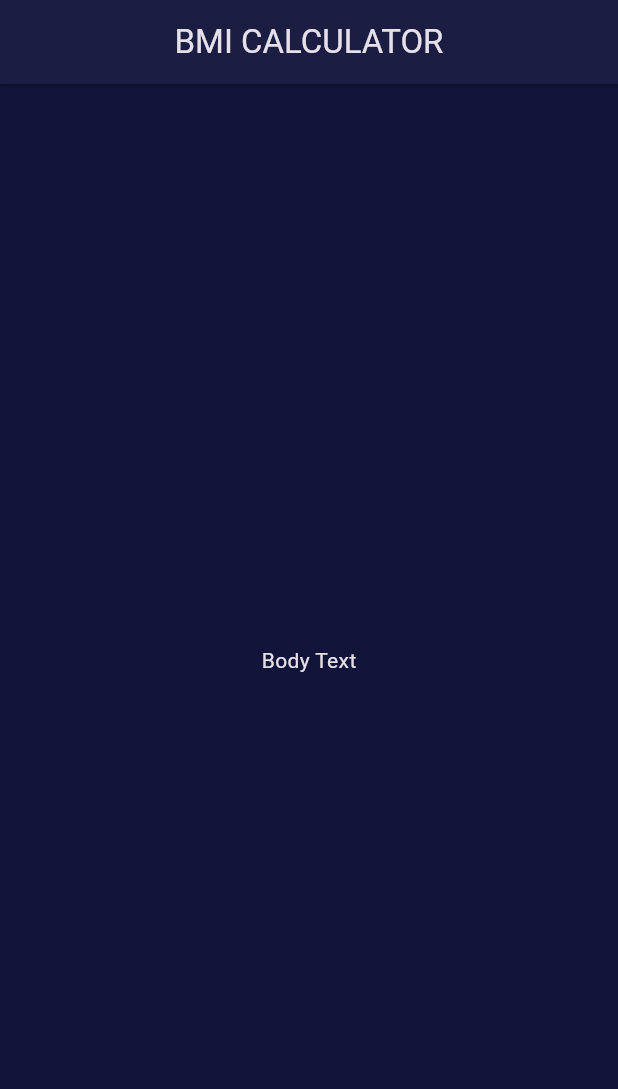
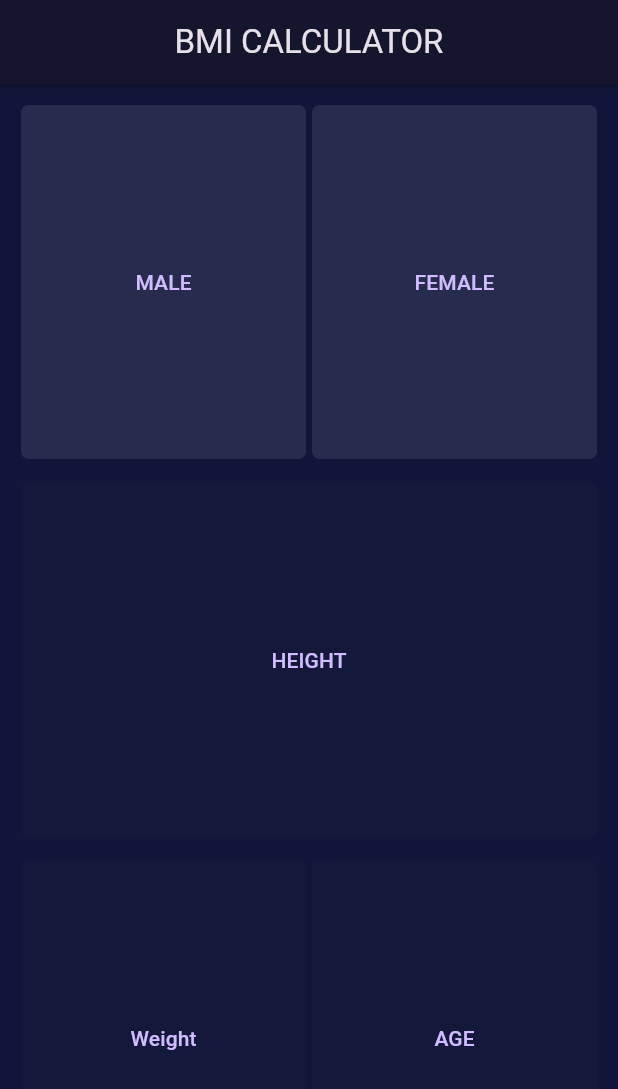
Before and after one commit to sydmasina/bmi-calculator-flutter, a Flutter app: the screen it shows after launch, on a phone screen of 412 x 824 dp. Shown: the top 1089 px of the screen. Run offline on Flutter 3.47's test engine with Material 3 defaults, Android fonts, the phone set to English and light mode, and no system bars.

```diff
--- /dev/null
+++ b/lib/enums/input_page_enums.dart
@@ -0,0 +1 @@
+library input_page_enums;
--- a/lib/input_page.dart
+++ b/lib/input_page.dart
@@ -0,0 +1,181 @@
+import 'package:flutter/material.dart';
+import 'package:my_bmi_calc/types/input_page_types.dart';
+import 'enums/input_page_enums.dart';
+
+class InputPage extends StatefulWidget {
+  @override
+  _InputPageState createState() => _InputPageState();
+}
+
+class _InputPageState extends State<InputPage> {
+  Color secondaryCardColor = Color(0xFF272B4E);
+  Color primaryCardColor = Color(0xFF14193B);
+  final genders = Genders();
+
+  @override
+  Widget build(BuildContext context) {
+    return Scaffold(
+      appBar: AppBar(
+        title: Text(
+          'BMI CALCULATOR',
+          // style: TextStyle(color: Colors.white),
+        ),
+        centerTitle: true,
+        // backgroundColor: HexColor('#11173A'),
+      ),
+      body: Padding(
+        padding: const EdgeInsets.all(12),
+        child: Column(
+          children: [
+            Expanded(
+              child: Row(
+                crossAxisAlignment: CrossAxisAlignment.stretch,
+                children: [
+                  Expanded(
+                    child: ReusableCard(
+                      backgroundColor: secondaryCardColor,
+                      cardTitle: genders.male,
+                    ),
+                  ),
+                  Expanded(
+                    child: ReusableCard(
+                      backgroundColor: secondaryCardColor,
+                      cardTitle: genders.female,
+                    ),
+                  ),
+                ],
+              ),
+            ),
+            SizedBox(
+              height: 12,
+            ),
+            Expanded(
+              child: Row(
+                crossAxisAlignment: CrossAxisAlignment.stretch,
+                children: [
+                  Expanded(
+                    child: ReusableCard(
+                      cardTitle: 'HEIGHT',
+                      backgroundColor: primaryCardColor,
+                    ),
+                  ),
+                ],
+              ),
+            ),
+            SizedBox(
+              height: 12,
+            ),
+            Expanded(
+              child: Row(
+                crossAxisAlignment: CrossAxisAlignment.stretch,
+                children: [
+                  Expanded(
+                    child: ReusableCard(
+                      cardTitle: 'Weight',
+                      backgroundColor: primaryCardColor,
+                    ),
+                  ),
+                  Expanded(
+                    child: ReusableCard(
+                      cardTitle: 'AGE',
+                      backgroundColor: primaryCardColor,
+                    ),
+                  ),
+                ],
+              ),
+            ),
+          ],
+        ),
+      ),
+    );
+  }
+}
+
+class ReusableCard extends StatelessWidget {
+  const ReusableCard({
+    super.key,
+    required this.backgroundColor,
+    required this.cardTitle,
+  });
+
+  final Color backgroundColor;
+  final String cardTitle;
+
+  @override
+  Widget build(BuildContext context) {
+    return Padding(
+      padding: const EdgeInsets.all(2),
+      child: TextButton(
+        child: Text(
+          cardTitle,
+        ),
+        style: TextButton.styleFrom(
+          backgroundColor: backgroundColor,
+          shape: RoundedRectangleBorder(
+            borderRadius: BorderRadius.circular(5),
+          ),
+        ),
+        onPressed: () {},
+      ),
+    );
+  }
+}
+//
+// class HeightCard extends StatelessWidget {
+//   const HeightCard({
+//     super.key,
+//     required this.secAndThirdRowColor,
+//   });
+//
+//   final Color secAndThirdRowColor;
+//
+//   @override
+//   Widget build(BuildContext context) {
+//     return Padding(
+//       padding: const EdgeInsets.all(2),
+//       child: TextButton(
+//         child: Text(
+//           'HEIGHT',
+//         ),
+//         style: TextButton.styleFrom(
+//           backgroundColor: secAndThirdRowColor,
+//           shape: RoundedRectangleBorder(
+//             borderRadius: BorderRadius.circular(5),
+//           ),
+//         ),
+//         onPressed: () {},
+//       ),
+//     );
+//   }
+// }
+//
+// class GenderCard extends StatelessWidget {
+//   const GenderCard({
+//     super.key,
+//     required this.backgroundColor,
+//     required this.gender,
+//   });
+//
+//   final Color backgroundColor;
+//   final String gender;
+//
+//   @override
+//   Widget build(BuildContext context) {
+//     return Padding(
+//       padding: const EdgeInsets.all(2),
+//       child: TextButton(
+//         child: Text(
+//           gender,
+//           // style: TextStyle(color: Colors.white),
+//         ),
+//         style: TextButton.styleFrom(
+//           backgroundColor: backgroundColor,
+//           shape: RoundedRectangleBorder(
+//             borderRadius: BorderRadius.circular(5),
+//           ),
+//         ),
+//         onPressed: () {},
+//       ),
+//     );
+//   }
+// }
--- a/lib/main.dart
+++ b/lib/main.dart
@@ -1,6 +1,5 @@
-import 'dart:math';
-
 import 'package:flutter/material.dart';
+import 'input_page.dart';
 
 void main() => runApp(BMICalculator());
 
@@ -11,7 +10,10 @@ class BMICalculator extends StatelessWidget {
       debugShowCheckedModeBanner: false,
       theme: ThemeData.dark().copyWith(
         appBarTheme: AppBarTheme(
-            color: Color(0xFF121439), shadowColor: Colors.black, elevation: 1),
+          color: Color(0xFF0B0D22),
+          shadowColor: Colors.black,
+          elevation: 1,
+        ),
         primaryColor: Color(0xFF121439),
         scaffoldBackgroundColor: Color(0xFF121439),
       ),
@@ -19,157 +21,3 @@ class BMICalculator extends StatelessWidget {
     );
   }
 }
-
-class InputPage extends StatefulWidget {
-  @override
-  _InputPageState createState() => _InputPageState();
-}
-
-class _InputPageState extends State<InputPage> {
-  @override
-  Widget build(BuildContext context) {
-    return Scaffold(
-      appBar: AppBar(
-        title: Text(
-          'BMI CALCULATOR',
-          // style: TextStyle(color: Colors.white),
-        ),
-        centerTitle: true,
-        // backgroundColor: HexColor('#11173A'),
-      ),
-      body: Center(
-        child: Text('Body Text'),
-      ),
-      // Padding(
-      //   padding: const EdgeInsets.all(12),
-      //   child: Column(
-      //     children: [
-      //       Expanded(
-      //         child: Row(
-      //           crossAxisAlignment: CrossAxisAlignment.stretch,
-      //           children: [
-      //             Expanded(
-      //               child: Padding(
-      //                 padding: const EdgeInsets.all(2),
-      //                 child: TextButton(
-      //                   child: Text(
-      //                     'MALE',
-      //                     // style: TextStyle(color: Colors.white),
-      //                   ),
-      //                   style: TextButton.styleFrom(
-      //                     // backgroundColor: HexColor('#282A4D'),
-      //                     shape: RoundedRectangleBorder(
-      //                       borderRadius: BorderRadius.circular(5),
-      //                     ),
-      //                   ),
-      //                   onPressed: () {},
-      //                   // style: ButtonStyle().backgroundColor(Colors.white),
-      //                 ),
-      //               ),
-      //             ),
-      //             Expanded(
-      //               child: Padding(
-      //                 padding: const EdgeInsets.all(2),
-      //                 child: TextButton(
-      //                   child: Text(
-      //                     'FEMALE',
-      //                     // style: TextStyle(color: Colors.white),
-      //                   ),
-      //                   style: TextButton.styleFrom(
-      //                     // backgroundColor: HexColor('#282A4D'),
-      //                     shape: RoundedRectangleBorder(
-      //                       borderRadius: BorderRadius.circular(5),
-      //                     ),
-      //                   ),
-      //                   onPressed: () {},
-      //                   // style: ButtonStyle().backgroundColor(Colors.white),
-      //                 ),
-      //               ),
-      //             ),
-      //           ],
-      //         ),
-      //       ),
-      //       SizedBox(
-      //         height: 12,
-      //       ),
-      //       Expanded(
-      //         child: Row(
-      //           crossAxisAlignment: CrossAxisAlignment.stretch,
-      //           children: [
-      //             Expanded(
-      //               child: Padding(
-      //                 padding: const EdgeInsets.all(2),
-      //                 child: TextButton(
-      //                   child: Text(
-      //                     'HEIGHT',
-      //                     // style: TextStyle(color: Colors.white),
-      //                   ),
-      //                   style: TextButton.styleFrom(
-      //                     // backgroundColor: HexColor('#14193B'),
-      //                     shape: RoundedRectangleBorder(
-      //                       borderRadius: BorderRadius.circular(5),
-      //                     ),
-      //                   ),
-      //                   onPressed: () {},
-      //                   // style: ButtonStyle().backgroundColor(Colors.white),
-      //                 ),
-      //               ),
-      //             ),
-      //           ],
-      //         ),
-      //       ),
-      //       SizedBox(
-      //         height: 12,
-      //       ),
-      //       Expanded(
-      //         child: Row(
-      //           crossAxisAlignment: CrossAxisAlignment.stretch,
-      //           children: [
-      //             Expanded(
-      //               child: Padding(
-      //                 padding: const EdgeInsets.all(2),
-      //                 child: TextButton(
-      //                   child: Text(
-      //                     'WEIGHT',
-      //                     // style: TextStyle(color: Colors.white),
-      //                   ),
-      //                   style: TextButton.styleFrom(
-      //                     // backgroundColor: HexColor('#14193B'),
-      //                     shape: RoundedRectangleBorder(
-      //                       borderRadius: BorderRadius.circular(5),
-      //                     ),
-      //                   ),
-      //                   onPressed: () {},
-      //                   // style: ButtonStyle().backgroundColor(Colors.white),
-      //                 ),
-      //               ),
-      //             ),
-      //             Expanded(
-      //               child: Padding(
-      //                 padding: const EdgeInsets.all(2),
-      //                 child: TextButton(
-      //                   child: Text(
-      //                     'AGE',
-      //                     // style: TextStyle(color: Colors.white),
-      //                   ),
-      //                   style: TextButton.styleFrom(
-      //                     // backgroundColor: HexColor('#14193B'),
-      //                     shape: RoundedRectangleBorder(
-      //                       borderRadius: BorderRadius.circular(5),
-      //                     ),
-      //                   ),
-      //                   onPressed: () {},
-      //                   // style: ButtonStyle().backgroundColor(Colors.white),
-      //                 ),
-      //               ),
-      //             ),
-      //           ],
-      //         ),
-      //       ),
-      //     ],
-      //   ),
-      // ),
-      // backgroundColor: HexColor('#11173A'),
-    );
-  }
-}
--- /dev/null
+++ b/lib/types/input_page_types.dart
@@ -0,0 +1,4 @@
+class Genders {
+  String male = 'MALE';
+  String female = 'FEMALE';
+}
```
